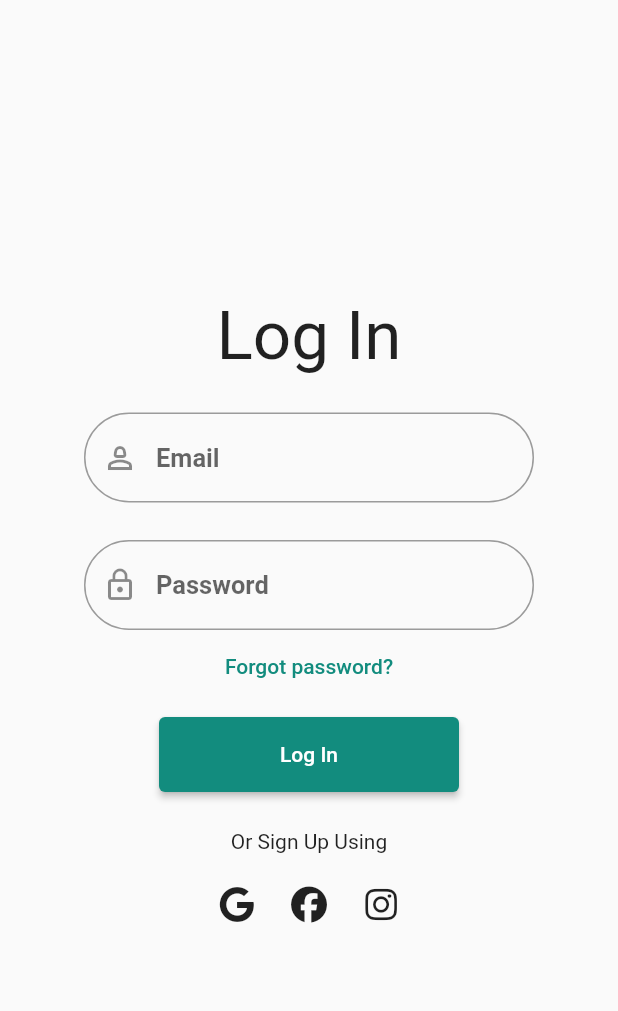
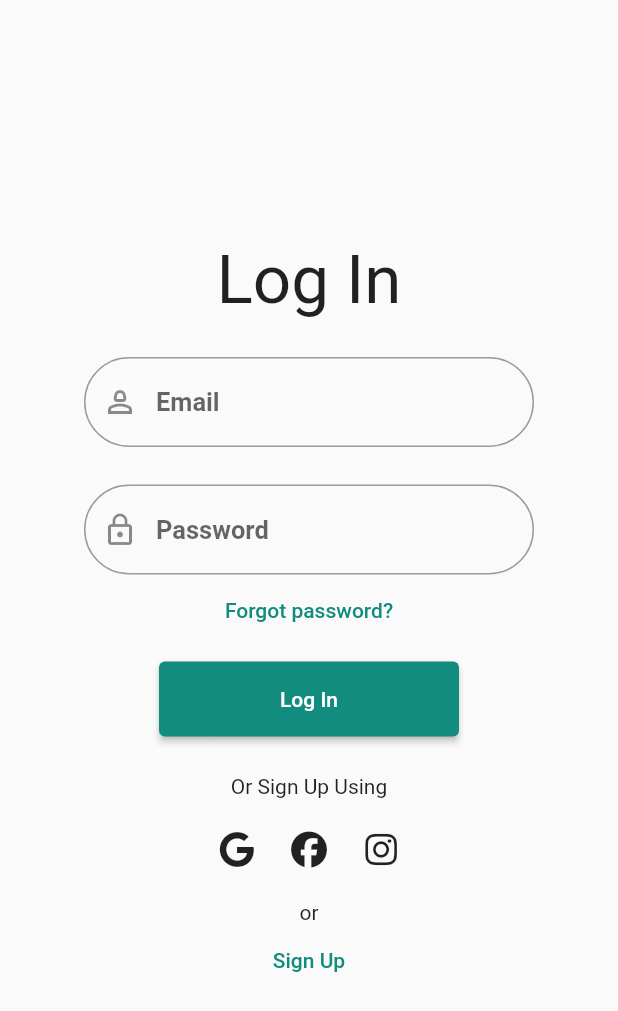
Before and after one commit to PujanB10/whatsapp-stacked-architecture, a Flutter app: the LoginView screen opened by its route, after a tap on "Log In", on a phone screen of 412 x 824 dp. Shown: the top 1011 px of the screen. Run offline on Flutter 3.47's test engine with Material 2 defaults, Android fonts, the light colour scheme and no system bars; our stand-ins replace firebase_auth, firebase_core, firebase_crashlytics, font_awesome_flutter, google_fonts, stacked and 2 more; accounts and stored records are empty; network calls fail; Roboto replaces fonts that are missing (Acme).

Commit message:
feat: add exit dialog on exitting login screen

```diff
--- a/lib/ui/views/login/login_view.dart
+++ b/lib/ui/views/login/login_view.dart
@@ -2,6 +2,7 @@ import 'package:flutter/material.dart';
 import 'package:google_fonts/google_fonts.dart';
 import 'package:stacked/stacked.dart';
 import 'package:whatsapp_stacked_architecture/ui/common/ui_helpers.dart';
+import 'package:whatsapp_stacked_architecture/ui/dialogs/should_exit/should_exit_dialog.dart';
 import 'package:whatsapp_stacked_architecture/ui/views/common_widgets/custom_text_button_widget.dart';
 import 'package:whatsapp_stacked_architecture/ui/views/common_widgets/text_field_widget.dart';
 import 'login_viewmodel.dart';
@@ -16,7 +17,11 @@ class LoginView extends StackedView<LoginViewModel> {
     LoginViewModel viewModel,
     Widget? child,
   ) {
-    return Scaffold(
+    return WillPopScope(
+      onWillPop: () async {
+        return viewModel.showDialog();
+      },
+      child: Scaffold(
         body: SafeArea(
           child: Center(
             child: Column(
@@ -67,7 +72,15 @@ class LoginView extends StackedView<LoginViewModel> {
                         icon: const Icon(FontAwesomeIcons.instagram))
                   ],
                 ),
+                verticalSpaceSmall,
+                const Text("or"),
+                TextButton(
+                    onPressed: () {
+                      viewModel.navigateToRegisterView();
+                    },
+                    child: const Text("Sign Up"))
               ],
+            ),
           ),
         ),
       ),
--- a/lib/ui/views/login/login_viewmodel.dart
+++ b/lib/ui/views/login/login_viewmodel.dart
@@ -8,6 +8,7 @@ import 'package:whatsapp_stacked_architecture/services/login_service_service.dar
 class LoginViewModel extends BaseViewModel {
   final _logInService = locator<LoginServiceService>();
   final _navigationService = locator<NavigationService>();
+  final _dialogService = locator<DialogService>();
 
   final TextEditingController _emailController = TextEditingController();
   final TextEditingController _passwordController = TextEditingController();
@@ -22,8 +23,21 @@ class LoginViewModel extends BaseViewModel {
     if (res.isNotEmpty) {
       /// If the service returns not empty string then
       /// it Sign ups the user and navigates to Home View.
-      _navigationService.navigateToHomeView();
+      _navigationService.replaceWithHomeView();
     }
+  }
+
+  void navigateToRegisterView() {
+    _navigationService.navigateToRegisterView();
+  }
+
+  Future<bool> showDialog() async {
+    var res = await _dialogService.showConfirmationDialog(
+        title: "Do you want to exit?");
+    if (res!.confirmed) {
+      return true;
+    }
+    return false;
   }
 
   @override
```
Lines whose indentation alone changed are shown as unchanged.
